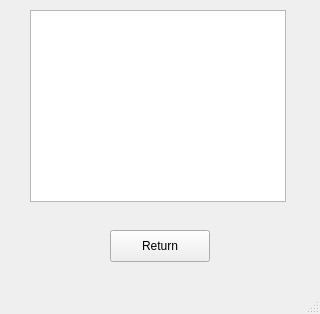
Above: BankingSystem/balancewindow.ui from danialross/BankingSystem before the change. Below: the same form after it.
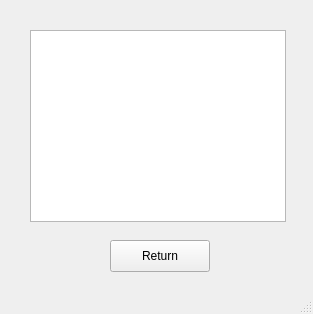
That is the form after the change.

What changed in the file:
```diff
--- a/BankingSystem/balancewindow.ui
+++ b/BankingSystem/balancewindow.ui
@@ -6,7 +6,7 @@
    <rect>
     <x>0</x>
     <y>0</y>
-    <width>320</width>
+    <width>313</width>
     <height>314</height>
    </rect>
   </property>
@@ -18,7 +18,7 @@
     <property name="geometry">
      <rect>
       <x>30</x>
-      <y>10</y>
+      <y>30</y>
       <width>256</width>
       <height>192</height>
      </rect>
@@ -41,7 +41,7 @@
     <property name="geometry">
      <rect>
       <x>110</x>
-      <y>230</y>
+      <y>240</y>
       <width>100</width>
       <height>32</height>
      </rect>
```
Left out of the diff: 2 changed lines with no effect on the pictures.
